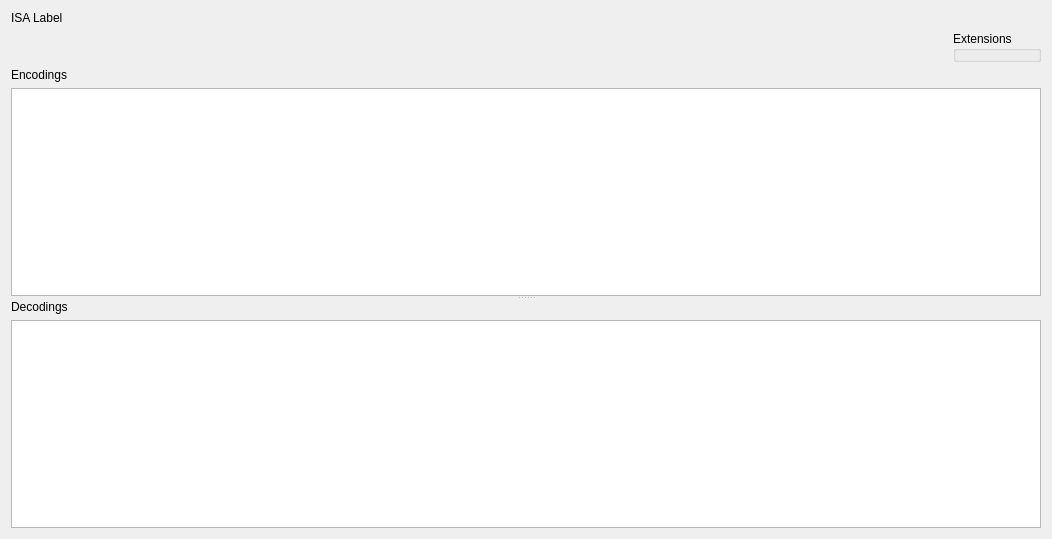
The window that src/sliderulestab.ui (mortbopet/Ripes) describes before a commit, drawn with Qt 5.
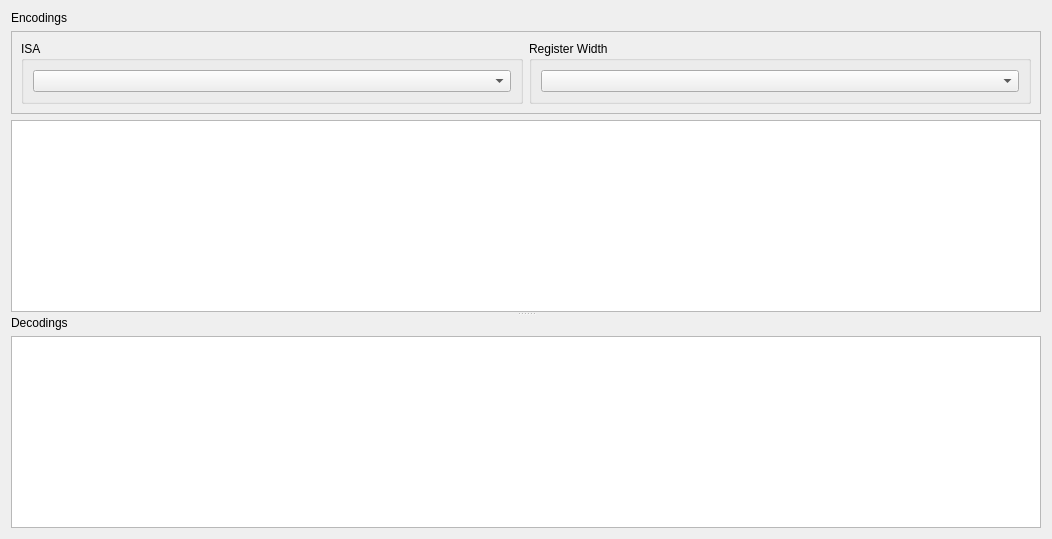
The same window after the commit. Custom widgets are drawn as their Qt base class.

Commit message: Add UI selectors for ISA and register width

Patch:
```diff
--- a/src/sliderulestab.ui
+++ b/src/sliderulestab.ui
@@ -21,59 +21,105 @@
   </property>
   <layout class="QGridLayout" name="gridLayout">
    <item row="0" column="0">
-    <widget class="QLabel" name="isaLabel">
-     <property name="text">
-      <string>ISA Label</string>
-     </property>
-    </widget>
-   </item>
-   <item row="1" column="0">
-    <layout class="QHBoxLayout" name="horizontalLayout">
-     <property name="sizeConstraint">
-      <enum>QLayout::SetMinimumSize</enum>
-     </property>
-     <item>
-      <spacer name="horizontalSpacer">
-       <property name="orientation">
-        <enum>Qt::Horizontal</enum>
-       </property>
-       <property name="sizeHint" stdset="0">
-        <size>
-         <width>40</width>
-         <height>20</height>
-        </size>
-       </property>
-      </spacer>
-     </item>
-     <item>
-      <widget class="QGroupBox" name="extensionOptions">
-       <property name="title">
-        <string>Extensions</string>
-       </property>
-      </widget>
-     </item>
-    </layout>
-   </item>
-   <item row="2" column="0">
     <widget class="QSplitter" name="splitter">
      <property name="orientation">
       <enum>Qt::Vertical</enum>
      </property>
      <widget class="QWidget" name="layoutWidget">
-      <layout class="QGridLayout" name="gridLayout_2">
+      <layout class="QVBoxLayout" name="verticalLayout">
        <property name="sizeConstraint">
         <enum>QLayout::SetDefaultConstraint</enum>
        </property>
-       <item row="1" column="0">
-        <widget class="EncodingView" name="encodingTable"/>
-       </item>
-       <item row="0" column="0">
+       <item>
         <widget class="QLabel" name="label_2">
          <property name="text">
           <string>Encodings</string>
          </property>
         </widget>
        </item>
+       <item>
+        <widget class="QFrame" name="frame">
+         <property name="sizePolicy">
+          <sizepolicy hsizetype="Preferred" vsizetype="Preferred">
+           <horstretch>0</horstretch>
+           <verstretch>0</verstretch>
+          </sizepolicy>
+         </property>
+         <property name="minimumSize">
+          <size>
+           <width>0</width>
+           <height>20</height>
+          </size>
+         </property>
+         <property name="frameShape">
+          <enum>QFrame::StyledPanel</enum>
+         </property>
+         <property name="frameShadow">
+          <enum>QFrame::Raised</enum>
+         </property>
+         <layout class="QHBoxLayout" name="horizontalLayout_3">
+          <item>
+           <widget class="QGroupBox" name="groupBox">
+            <property name="sizePolicy">
+             <sizepolicy hsizetype="Preferred" vsizetype="Preferred">
+              <horstretch>0</horstretch>
+              <verstretch>0</verstretch>
+             </sizepolicy>
+            </property>
+            <property name="minimumSize">
+             <size>
+              <width>0</width>
+              <height>0</height>
+             </size>
+            </property>
+            <property name="title">
+             <string>ISA</string>
+            </property>
+            <layout class="QVBoxLayout" name="verticalLayout_2">
+             <item>
+              <widget class="QComboBox" name="isaSelector">
+               <property name="sizePolicy">
+                <sizepolicy hsizetype="Preferred" vsizetype="Preferred">
+                 <horstretch>0</horstretch>
+                 <verstretch>0</verstretch>
+                </sizepolicy>
+               </property>
+               <property name="minimumSize">
+                <size>
+                 <width>0</width>
+                 <height>0</height>
+                </size>
+               </property>
+              </widget>
+             </item>
+            </layout>
+           </widget>
+          </item>
+          <item>
+           <widget class="QGroupBox" name="groupBox_2">
+            <property name="title">
+             <string>Register Width</string>
+            </property>
+            <layout class="QHBoxLayout" name="horizontalLayout_4">
+             <item>
+              <widget class="QComboBox" name="regWidthSelector">
+               <property name="sizePolicy">
+                <sizepolicy hsizetype="Preferred" vsizetype="Preferred">
+                 <horstretch>0</horstretch>
+                 <verstretch>0</verstretch>
+                </sizepolicy>
+               </property>
+              </widget>
+             </item>
+            </layout>
+           </widget>
+          </item>
+         </layout>
+        </widget>
+       </item>
+       <item>
+        <widget class="EncodingView" name="encodingTable"/>
+       </item>
       </layout>
      </widget>
      <widget class="QWidget" name="layoutWidget">
```
